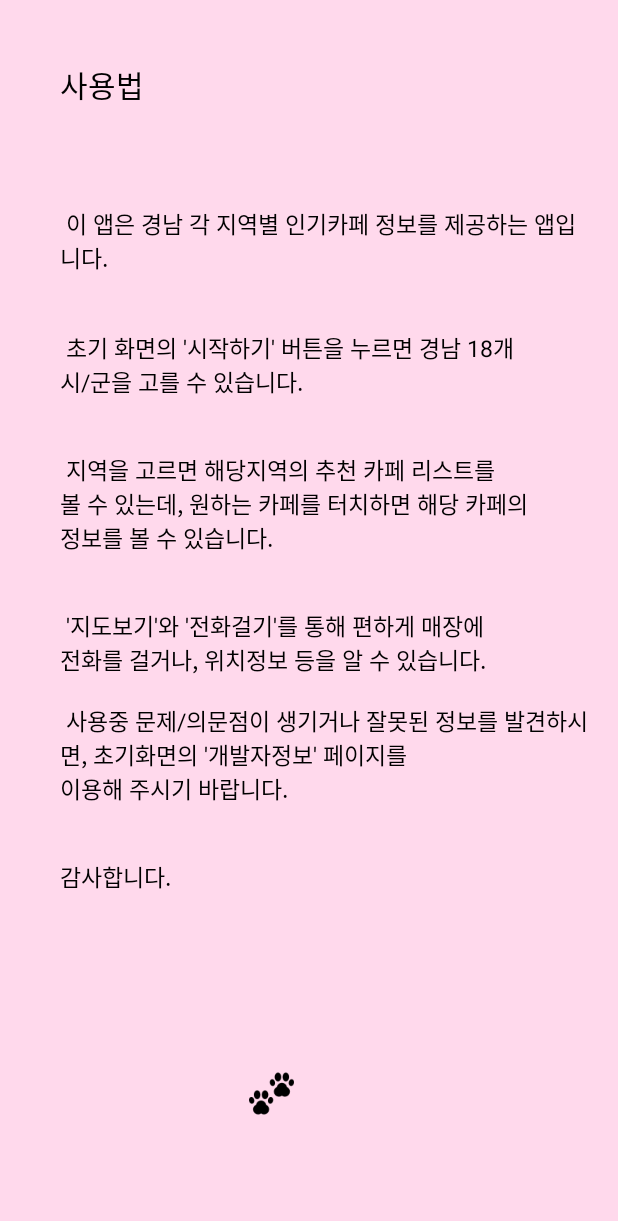
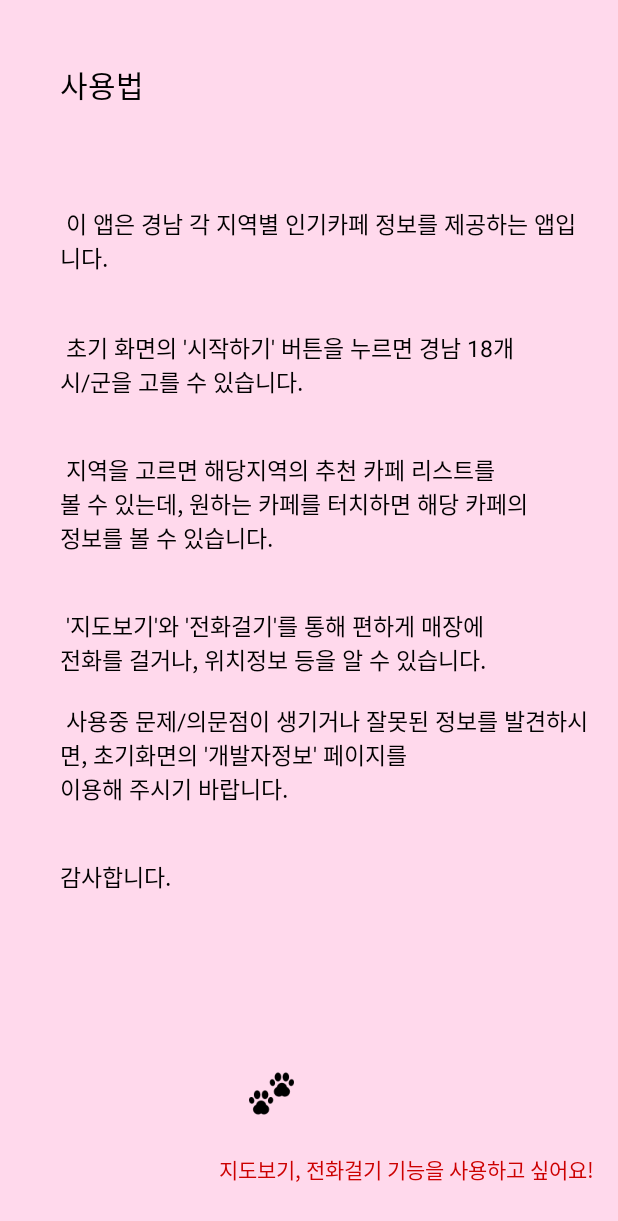
Before and after one commit to lky9464/MyCafe, an Android app: the HowtoActivity screen opened directly, with no data from a screen before it, on a phone screen of 412 x 824 dp. Shown: the top 1221 px of the screen. Run offline under Robolectric (Android 15) with nearby library versions, the phone set to English and light mode, and no system bars.

Commit message:
adjusted by lky9464 - 02/08

```diff
--- a/app/src/main/java/kr/ivis/mycafe/FirstActivity.java
+++ b/app/src/main/java/kr/ivis/mycafe/FirstActivity.java
@@ -64,6 +64,7 @@ public class FirstActivity extends AppCompatActivity {
             public void onClick(View v) {
                 Intent intent = new Intent(FirstActivity.this, HowtoActivity.class);
                 startActivity(intent);
+                finish();
             }
         });
 
--- a/app/src/main/java/kr/ivis/mycafe/HowtoActivity.java
+++ b/app/src/main/java/kr/ivis/mycafe/HowtoActivity.java
@@ -1,8 +1,10 @@
 package kr.ivis.mycafe;
 
+import android.content.Intent;
 import android.graphics.Color;
 import android.os.Bundle;
 import android.support.v7.app.AppCompatActivity;
+import android.view.View;
 import android.widget.RelativeLayout;
 import android.widget.TextView;
 
@@ -11,6 +13,7 @@ public class HowtoActivity extends AppCompatActivity {
     RelativeLayout hLayout;
 
     TextView appdesc;
+    TextView authority;
     @Override
     protected void onCreate(Bundle savedInstanceState) {
         super.onCreate(savedInstanceState);
@@ -22,11 +25,24 @@ public class HowtoActivity extends AppCompatActivity {
         appdesc = (TextView) findViewById(R.id.appDesc);
 
         //설명서
-        appdesc.setText(" 이 앱은 경남 각 지역별 인기카페 정보를 제공하는 앱입니다.\n\n\n" +
+        appdesc.setText(
+                " 이 앱은 경남 각 지역별 인기카페 정보를 제공하는 앱입니다.\n\n\n" +
                 " 초기 화면의 '시작하기' 버튼을 누르면 경남 18개\n시/군을 고를 수 있습니다.\n\n\n" +
                 " 지역을 고르면 해당지역의 추천 카페 리스트를\n볼 수 있는데, 원하는 카페를 터치하면 해당 카페의\n정보를 볼 수 있습니다.\n\n\n" +
                 " '지도보기'와 '전화걸기'를 통해 편하게 매장에\n전화를 걸거나, 위치정보 등을 알 수 있습니다.\n\n" +
                 " 사용중 문제/의문점이 생기거나 잘못된 정보를 발견하시면, 초기화면의 '개발자정보' 페이지를\n이용해 주시기 바랍니다.\n\n\n" +
                 "감사합니다.\n\n\n");
+
+        authority = findViewById(R.id.aboutAuthority);
+
+        authority.setOnClickListener(new View.OnClickListener() {
+            @Override
+            public void onClick(View view) {
+                Intent intent = new Intent(HowtoActivity.this, AuthorityActivity.class);
+
+                startActivity(intent);
+                finish();
+            }
+        });
     }
 }
--- a/app/src/main/res/layout/activity_howto.xml
+++ b/app/src/main/res/layout/activity_howto.xml
@@ -41,4 +41,14 @@
         android:text="TextView"
         android:textColor="@android:color/black"
         android:textSize="15sp" />
+
+    <TextView
+        android:id="@+id/aboutAuthority"
+        android:layout_width="wrap_content"
+        android:layout_height="wrap_content"
+        android:layout_alignParentBottom="true"
+        android:layout_alignParentEnd="true"
+        android:layout_marginBottom="34dp"
+        android:text="지도보기, 전화걸기 기능을 사용하고 싶어요!"
+        android:textColor="@android:color/holo_red_dark" />
 </RelativeLayout>
--- a/app/src/main/res/values/strings.xml
+++ b/app/src/main/res/values/strings.xml
@@ -106,7 +106,8 @@
         <item>카페아모르</item>
         <item>카페엘림</item>
         <item>카페플래닛27</item>
-    </string-array>it
+    </string-array>
+    it
 
     <string-array name="cafes_양산시">
         <item>구름에반하다</item>
```
Also changed, not shown: app/src/main/AndroidManifest.xml (+4 -3 lines), app/src/main/java/kr/ivis/mycafe/AuthorityActivity.java (added, +43 -0 lines), app/src/main/res/layout/activity_authority.xml (added, +45 -0 lines).
